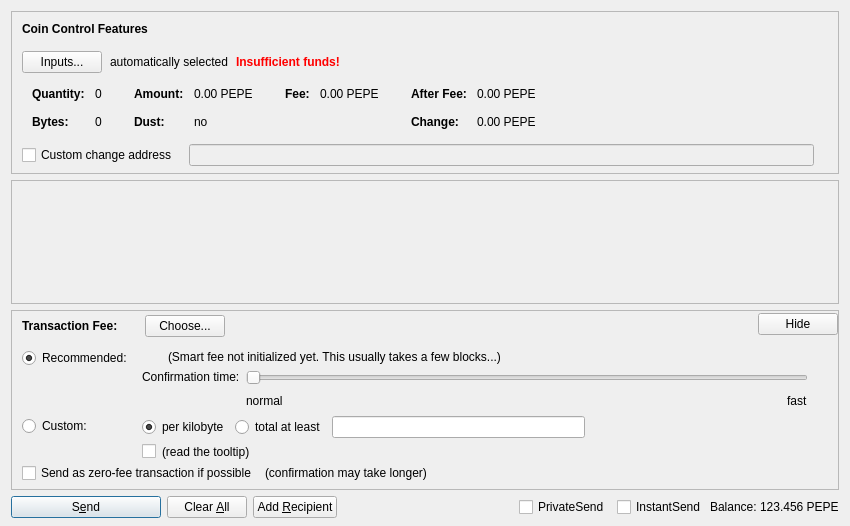
Before: the Qt Designer form src/qt/forms/sendcoinsdialog.ui in avgttt/PePe-core, drawn with Qt 5.
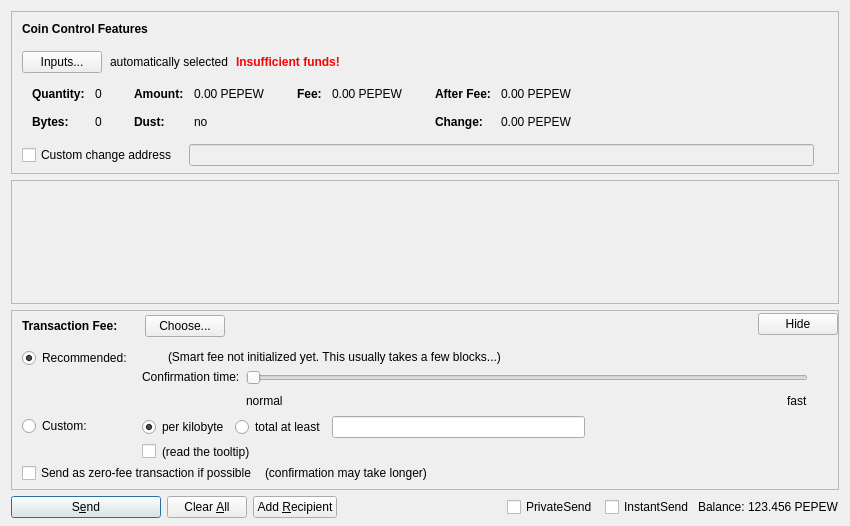
After: the same form once the commit is applied. Custom widgets are drawn as their Qt base class.

```diff
--- a/src/qt/forms/sendcoinsdialog.ui
+++ b/src/qt/forms/sendcoinsdialog.ui
@@ -324,7 +324,7 @@
                   <enum>Qt::ActionsContextMenu</enum>
                  </property>
                  <property name="text">
-                  <string notr="true">0.00 PEPE</string>
+                  <string notr="true">0.00 PEPEW</string>
                  </property>
                  <property name="textInteractionFlags">
                   <set>Qt::LinksAccessibleByMouse|Qt::TextSelectableByKeyboard|Qt::TextSelectableByMouse</set>
@@ -404,7 +404,7 @@
                   <enum>Qt::ActionsContextMenu</enum>
                  </property>
                  <property name="text">
-                  <string notr="true">0.00 PEPE</string>
+                  <string notr="true">0.00 PEPEW</string>
                  </property>
                  <property name="textInteractionFlags">
                   <set>Qt::LinksAccessibleByMouse|Qt::TextSelectableByKeyboard|Qt::TextSelectableByMouse</set>
@@ -455,7 +455,7 @@
                   <enum>Qt::ActionsContextMenu</enum>
                  </property>
                  <property name="text">
-                  <string notr="true">0.00 PEPE</string>
+                  <string notr="true">0.00 PEPEW</string>
                  </property>
                  <property name="textInteractionFlags">
                   <set>Qt::LinksAccessibleByMouse|Qt::TextSelectableByKeyboard|Qt::TextSelectableByMouse</set>
@@ -484,7 +484,7 @@
                   <enum>Qt::ActionsContextMenu</enum>
                  </property>
                  <property name="text">
-                  <string notr="true">0.00 PEPE</string>
+                  <string notr="true">0.00 PEPEW</string>
                  </property>
                  <property name="textInteractionFlags">
                   <set>Qt::LinksAccessibleByMouse|Qt::TextSelectableByKeyboard|Qt::TextSelectableByMouse</set>
@@ -1337,7 +1337,7 @@
           <cursorShape>IBeamCursor</cursorShape>
          </property>
          <property name="text">
-          <string notr="true">123.456 PEPE</string>
+          <string notr="true">123.456 PEPEW</string>
          </property>
          <property name="textInteractionFlags">
           <set>Qt::LinksAccessibleByMouse|Qt::TextSelectableByKeyboard|Qt::TextSelectableByMouse</set>
```
Left out of the diff: 4 changed lines with no effect on the pictures.
